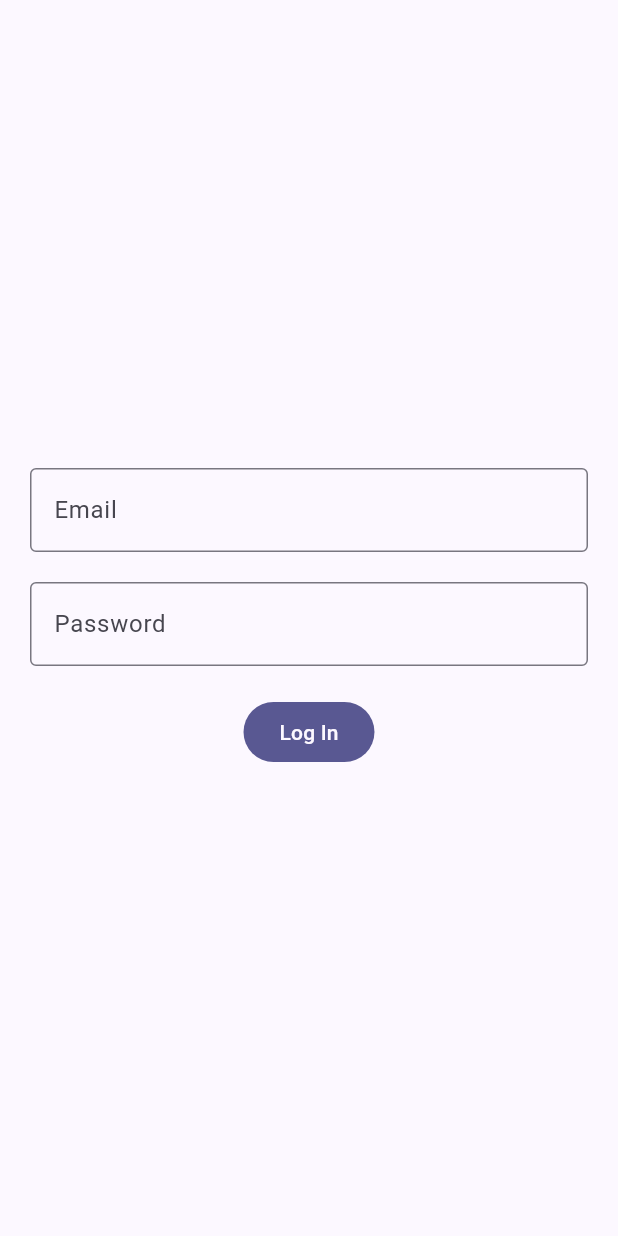
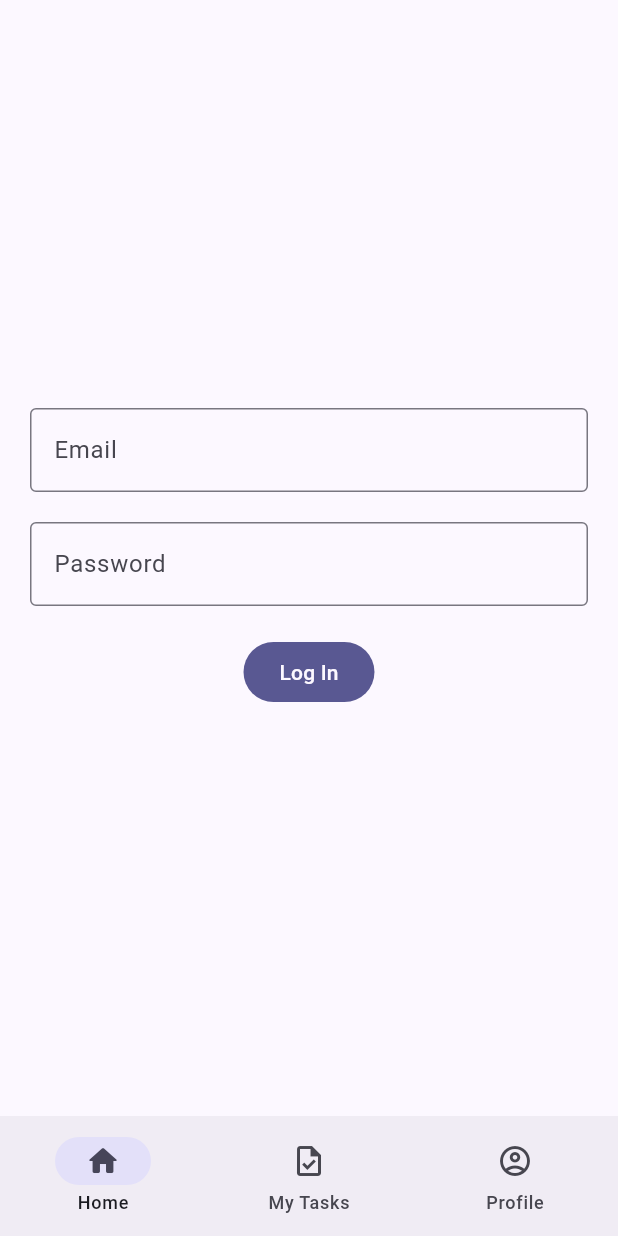
Before and after one commit to alvinpanerio/field-service, a Flutter app: the screen it shows after launch, on a phone screen of 412 x 824 dp. Run offline on Flutter 3.47's test engine with Material 2 defaults, Android fonts, the phone set to English and light mode, and no system bars; our stand-ins replace bloc, dio, equatable, flutter_bloc, flutter_dotenv, go_router.

Commit message:
[ADD] Add bottom naviagtion bar

```diff
--- a/field_service_client/lib/app.dart
+++ b/field_service_client/lib/app.dart
@@ -1,5 +1,6 @@
 import 'package:field_service_client/bloc/service/service_bloc.dart';
 import 'package:field_service_client/routes/routes.dart';
+
 import 'package:flutter/material.dart';
 import 'package:flutter_bloc/flutter_bloc.dart';
 import '../bloc/user/user_bloc.dart';
@@ -35,7 +36,7 @@ class App extends StatelessWidget {
           if (state is UserLoaded) {
             User user = state.user;
             return MaterialApp.router(
-              title: 'Flutter Demo',
+              title: 'AWB Field Service',
               debugShowCheckedModeBanner: false,
               theme: ThemeData(
                 colorScheme: ColorScheme.fromSeed(
--- a/field_service_client/lib/routes/routes.dart
+++ b/field_service_client/lib/routes/routes.dart
@@ -1,12 +1,27 @@
 import 'package:field_service_client/screens/home_screen.dart';
 import 'package:field_service_client/screens/login_screen.dart';
+import 'package:field_service_client/screens/tasks_screen.dart';
+import 'package:field_service_client/widgets/bottom_navbar_widget.dart';
 import 'package:field_service_client/widgets/safe_area_widget.dart';
 import 'package:flutter/material.dart';
 import 'package:go_router/go_router.dart';
 
+final _rootNavigatorKey = GlobalKey<NavigatorState>();
+final _shellNavigatorKey = GlobalKey<NavigatorState>();
+
 class AppRouter {
   static GoRouter returnRouter(bool isAuth) {
     GoRouter router = GoRouter(
+      navigatorKey: _rootNavigatorKey,
+      routes: [
+        ShellRoute(
+          navigatorKey: _shellNavigatorKey,
+          pageBuilder: (context, state, child) {
+            print(state.location);
+            return NoTransitionPage(
+              child: BottomNavbarWidget(location: state.location, child: child),
+            );
+          },
           routes: [
             GoRoute(
               name: "login",
@@ -15,7 +30,8 @@ class AppRouter {
                 return const MaterialPage(
                   child: SafeAreaWidget(
                     LoginScreen(),
-            ));
+                  ),
+                );
               },
             ),
             GoRoute(
@@ -25,21 +41,37 @@ class AppRouter {
                 return const MaterialPage(
                   child: SafeAreaWidget(
                     HomeScreen(),
-            ));
+                  ),
+                );
               },
+            ),
+            GoRoute(
+              name: "tasks",
+              path: '/tasks',
+              pageBuilder: (context, state) {
+                return const MaterialPage(
+                  child: SafeAreaWidget(
+                    TasksScreen(),
+                  ),
+                );
+              },
+            ),
+          ],
         ),
       ],
       initialLocation: "/",
       redirect: (context, state) {
         if (isAuth) {
-          print(isAuth);
+          if (state.location == "/login") {
             return "/";
+          }
+          return null;
         } else {
-          print(isAuth);
           return '/login';
         }
       },
     );
+
     return router;
   }
 }
--- a/field_service_client/lib/screens/home_screen.dart
+++ b/field_service_client/lib/screens/home_screen.dart
@@ -77,7 +77,7 @@ class _HomeScreenState extends State<HomeScreen> {
             List<dynamic> service = state.service;
 
             return SizedBox(
-              height: MediaQuery.of(context).size.height - 100,
+              height: MediaQuery.of(context).size.height - 180,
               child: ListView.builder(
                 itemCount: service.length,
                 itemBuilder: (v, i) => Card(
--- /dev/null
+++ b/field_service_client/lib/screens/tasks_screen.dart
@@ -0,0 +1,10 @@
+import 'package:flutter/material.dart';
+
+class TasksScreen extends StatelessWidget {
+  const TasksScreen({Key? key}) : super(key: key);
+
+  @override
+  Widget build(BuildContext context) {
+    return Container();
+  }
+}
--- /dev/null
+++ b/field_service_client/lib/widgets/bottom_navbar_widget.dart
@@ -0,0 +1,68 @@
+import 'package:flutter/material.dart';
+import 'package:go_router/go_router.dart';
+
+class BottomNavbarWidget extends StatefulWidget {
+  const BottomNavbarWidget(
+      {super.key, required this.child, required this.location});
+
+  final Widget child;
+  final String location;
+
+  @override
+  State<BottomNavbarWidget> createState() => _BottomNavbarWidgetState();
+}
+
+class _BottomNavbarWidgetState extends State<BottomNavbarWidget> {
+  int currentPageIndex = 0;
+  @override
+  Widget build(BuildContext context) {
+    return Scaffold(
+      body: SafeArea(child: widget.child),
+      bottomNavigationBar: NavigationBar(
+        onDestinationSelected: (int index) {
+          setState(() {
+            currentPageIndex = index;
+          });
+
+          switch (currentPageIndex) {
+            case 0:
+              {
+                GoRouter.of(context).push("/");
+              }
+              break;
+
+            case 1:
+              {
+                GoRouter.of(context).push("/tasks");
+              }
+              break;
+
+            case 2:
+              {
+                GoRouter.of(context).push("/profile");
+              }
+              break;
+          }
+        },
+        selectedIndex: currentPageIndex,
+        destinations: const <Widget>[
+          NavigationDestination(
+            selectedIcon: Icon(Icons.home_rounded),
+            icon: Icon(Icons.home_outlined),
+            label: 'Home',
+          ),
+          NavigationDestination(
+            selectedIcon: Icon(Icons.task_rounded),
+            icon: Icon(Icons.task_outlined),
+            label: 'My Tasks',
+          ),
+          NavigationDestination(
+            selectedIcon: Icon(Icons.account_circle),
+            icon: Icon(Icons.account_circle_outlined),
+            label: 'Profile',
+          ),
+        ],
+      ),
+    );
+  }
+}
--- a/field_service_client/lib/widgets/safe_area_widget.dart
+++ b/field_service_client/lib/widgets/safe_area_widget.dart
@@ -1,10 +1,16 @@
 import 'package:flutter/material.dart';
 
-class SafeAreaWidget extends StatelessWidget {
+class SafeAreaWidget extends StatefulWidget {
   const SafeAreaWidget(this.screen, {Key? key}) : super(key: key);
 
   final Widget screen;
 
+  @override
+  State<SafeAreaWidget> createState() => _SafeAreaWidgetState();
+}
+
+class _SafeAreaWidgetState extends State<SafeAreaWidget> {
+  int currentPageIndex = 0;
   @override
   Widget build(BuildContext context) {
     return SafeArea(
@@ -14,7 +20,7 @@ class SafeAreaWidget extends StatelessWidget {
             horizontal: 20,
             vertical: 10,
           ),
-          child: screen,
+          child: widget.screen,
         ),
       ),
     );
```
Lines whose indentation alone changed are shown as unchanged.
